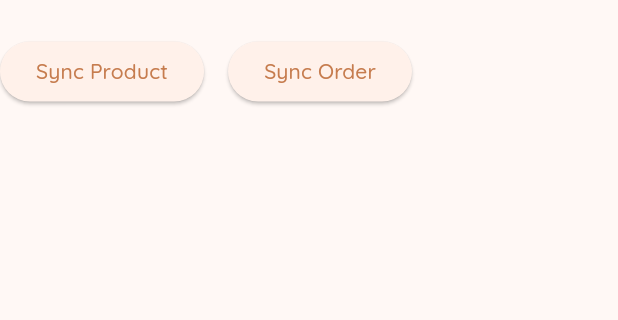
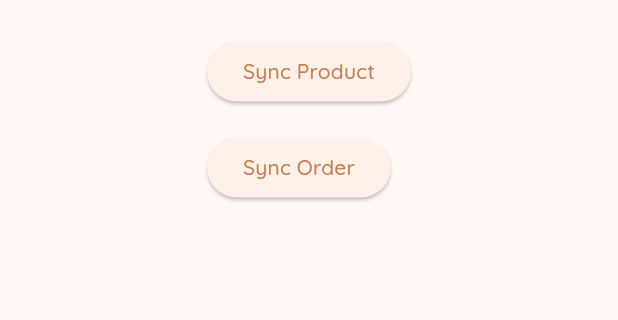
Before and after one commit to IlhamGhaza/flutter_cafe_FE, a Flutter app: the SyncDataPage screen opened directly, on a phone screen of 412 x 824 dp, the part 68-388 px from its top. Run offline on Flutter 3.47's test engine with Material 3 defaults, Android fonts, the phone set to English and light mode, and no system bars; our stand-ins replace bloc, dartz, flutter_bloc, flutter_svg, freezed_annotation, google_fonts and 4 more; missing offline and left inert: esc_pos_utils_plus, print_bluetooth_thermal; accounts and stored records are empty.

Commit message:
Add responsive layouts for SyncDataPage and TaxPage

```diff
--- a/lib/presentations/setting/pages/sync_data_page.dart
+++ b/lib/presentations/setting/pages/sync_data_page.dart
@@ -17,7 +17,46 @@ class _SyncDataPageState extends State<SyncDataPage> {
   @override
   Widget build(BuildContext context) {
     return Scaffold(
-      body: Column(mainAxisAlignment: MainAxisAlignment.start, children: [
+      body: LayoutBuilder(
+        builder: (context, constraints) {
+          if (constraints.maxWidth < 600) {
+            // Mobile layout
+            return _buildMobileLayout();
+          } else {
+            // Tablet/Desktop layout
+            return _buildTabletDesktopLayout();
+          }
+        },
+      ),
+    );
+  }
+
+  Widget _buildMobileLayout() {
+    return Column(
+      mainAxisAlignment: MainAxisAlignment.start,
+      children: [
+        const SizedBox(height: 16.0),
+        const SettingsTitle('Sync Data'),
+        const SizedBox(height: 24),
+        Expanded(
+          child: Column(
+            mainAxisAlignment: MainAxisAlignment.start,
+            crossAxisAlignment: CrossAxisAlignment.start,
+            children: [
+              _buildSyncProductButton(),
+              const SizedBox(height: 16.0),
+              _buildSyncOrderButton(),
+            ],
+          ),
+        ),
+      ],
+    );
+  }
+
+  Widget _buildTabletDesktopLayout() {
+    return Column(
+      mainAxisAlignment: MainAxisAlignment.start,
+      children: [
         const SizedBox(height: 16.0),
         const SettingsTitle('Sync Data'),
         const SizedBox(height: 24),
@@ -26,50 +65,61 @@ class _SyncDataPageState extends State<SyncDataPage> {
             mainAxisAlignment: MainAxisAlignment.start,
             crossAxisAlignment: CrossAxisAlignment.start,
             children: [
-              BlocConsumer<SyncProductBloc, SyncProductState>(
+              _buildSyncProductButton(),
+              const SizedBox(width: 16.0),
+              _buildSyncOrderButton(),
+            ],
+          ),
+        ),
+      ],
+    );
+  }
+
+  Widget _buildSyncProductButton() {
+    return BlocConsumer<SyncProductBloc, SyncProductState>(
       listener: (context, state) {
         state.maybeWhen(
           orElse: () {},
-                      error: (message) =>
-                          ScaffoldMessenger.of(context).showSnackBar(SnackBar(
+          error: (message) => ScaffoldMessenger.of(context).showSnackBar(SnackBar(
             content: Text(message),
             backgroundColor: Colors.red,
           )),
           loaded: (productResponseModel) {
             ProductLocalDatasource.instance.deleteAllProducts();
-                        ProductLocalDatasource.instance
-                            .insertProducts(productResponseModel.data!);
+            ProductLocalDatasource.instance.insertProducts(productResponseModel.data!);
 
-                        ScaffoldMessenger.of(context)
-                            .showSnackBar(const SnackBar(
+            ScaffoldMessenger.of(context).showSnackBar(const SnackBar(
               content: Text('Sync Product Success'),
               backgroundColor: Colors.green,
             ));
-                      });
+          },
+        );
       },
       builder: (context, state) {
-                  return state.maybeWhen(orElse: () {
+        return state.maybeWhen(
+          orElse: () {
             return ElevatedButton(
               onPressed: () {
-                          context
-                              .read<SyncProductBloc>()
-                              .add(const SyncProductEvent.syncProduct());
+                context.read<SyncProductBloc>().add(const SyncProductEvent.syncProduct());
               },
               child: const Text(
                 'Sync Product',
                 style: TextStyle(color: AppColors.primary),
-                        ));
-                  }, loading: () {
+              ),
+            );
+          },
+          loading: () {
             return const Center(
               child: CircularProgressIndicator(),
             );
-                  });
           },
-              ),
-              const SizedBox(
-                width: 16.0,
-              ),
-              BlocConsumer<SyncOrderBloc, SyncOrderState>(
+        );
+      },
+    );
+  }
+
+  Widget _buildSyncOrderButton() {
+    return BlocConsumer<SyncOrderBloc, SyncOrderState>(
       listener: (context, state) {
         state.maybeWhen(
           orElse: () {},
@@ -88,29 +138,25 @@ class _SyncDataPageState extends State<SyncDataPage> {
         );
       },
       builder: (context, state) {
-                  return state.maybeWhen(orElse: () {
+        return state.maybeWhen(
+          orElse: () {
             return ElevatedButton(
               onPressed: () {
-                        context
-                            .read<SyncOrderBloc>()
-                            .add(const SyncOrderEvent.syncOrder());
+                context.read<SyncOrderBloc>().add(const SyncOrderEvent.syncOrder());
               },
               child: const Text(
                 'Sync Order',
                 style: TextStyle(color: AppColors.primary),
               ),
             );
-                  }, loading: () {
+          },
+          loading: () {
             return const Center(
               child: CircularProgressIndicator(),
             );
-                  });
           },
-              )
-            ],
-          ),
-        ),
-      ]),
+        );
+      },
     );
   }
 }
```
Also changed, not shown: lib/presentations/setting/pages/tax_page.dart (+14 -8 lines). Lines whose indentation alone changed are shown as unchanged.
